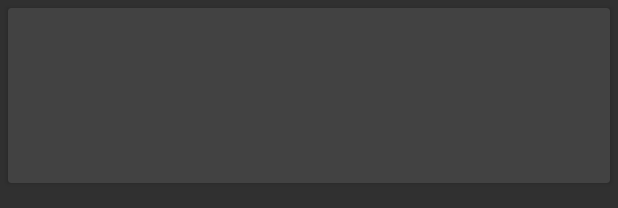
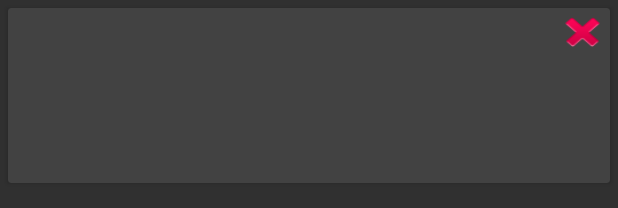
Before and after one commit to viriyadhika/GroupTaskAndroid, an Android app: the layout fragment_task_row.xml on its own in the app's theme, with its tools: preview values and no code run, on a phone screen of 412 x 824 dp. Shown: the top 208 px of the screen. Run offline under Robolectric (Android 15) with nearby library versions, the phone set to English and light mode, and no system bars.

Commit message:
added remove-member and remove-task functionality

```diff
--- a/app/src/main/res/layout/fragment_member_list_dialog.xml
+++ b/app/src/main/res/layout/fragment_member_list_dialog.xml
@@ -44,7 +44,7 @@
     <androidx.recyclerview.widget.RecyclerView
         android:id="@+id/member_list_memberList"
         android:layout_below="@id/member_list_memberListTitle"
-        android:layout_width="wrap_content"
+        android:layout_width="match_parent"
         android:layout_height="wrap_content" />
 
 </RelativeLayout>
--- a/app/src/main/res/layout/fragment_task_row.xml
+++ b/app/src/main/res/layout/fragment_task_row.xml
@@ -1,20 +1,26 @@
 <?xml version="1.0" encoding="utf-8"?>
 <LinearLayout xmlns:android="http://schemas.android.com/apk/res/android"
-    android:orientation="vertical"
+    android:layout_width="match_parent"
+    android:layout_height="wrap_content"
+    android:orientation="vertical">
+
+    <androidx.cardview.widget.CardView
+        android:id="@+id/group_row_card"
+        android:layout_width="match_parent"
+        android:layout_height="wrap_content"
+        android:layout_margin="5dp">
+
+        <LinearLayout
+            android:orientation="horizontal"
             android:layout_width="match_parent"
             android:layout_height="wrap_content">
 
-    <androidx.cardview.widget.CardView
-        android:id="@+id/group_row_card"
-        android:layout_margin="5dp"
-        android:layout_width="match_parent"
-        android:layout_height="wrap_content" >
-
             <LinearLayout
-            android:padding="10dp"
-            android:layout_width="match_parent"
+                android:layout_weight="10"
+                android:layout_width="0dp"
                 android:layout_height="wrap_content"
-            android:orientation="vertical" >
+                android:orientation="vertical"
+                android:padding="10dp">
 
                 <TextView
                     android:id="@+id/task_row_title"
@@ -42,6 +48,15 @@
                     android:layout_height="wrap_content" />
 
             </LinearLayout>
+
+            <ImageButton
+                android:id="@+id/task_row_deleteButton"
+                android:layout_weight="1"
+                android:background="@android:drawable/ic_delete"
+                android:layout_width="0dp"
+                android:layout_height="wrap_content" />
+
+        </LinearLayout>
     </androidx.cardview.widget.CardView>
 
 </LinearLayout>
```
Also changed, not shown: app/src/main/java/com/example/grouptaskandroid/adapter/MemberRecycleViewAdapter.java (+19 -1 lines), app/src/main/java/com/example/grouptaskandroid/adapter/TaskRecycleViewAdapter.java (+21 -1 lines), app/src/main/java/com/example/grouptaskandroid/data/AddRemoveMemberRepository.java (renamed from app/src/main/java/com/example/grouptaskandroid/data/AddMemberRepository.java, +42 -10 lines), app/src/main/java/com/example/grouptaskandroid/data/TaskPostUpdateDeleteRepository.java (renamed from app/src/main/java/com/example/grouptaskandroid/data/TaskRepository.java, +40 -5 lines), app/src/main/java/com/example/grouptaskandroid/data/generics/PostUpdateDeleteRepository.java (renamed from app/src/main/java/com/example/grouptaskandroid/data/generics/PostRepository.java, +31 -6 lines), app/src/main/java/com/example/grouptaskandroid/fragments/GroupDetailFragment.java (+7 -0 lines), app/src/main/java/com/example/grouptaskandroid/fragments/GroupDetailViewModel.java (+40 -14 lines), app/src/main/java/com/example/grouptaskandroid/fragments/MemberListDialogFragment.java (+8 -0 lines), app/src/main/res/layout/fragment_member_row.xml (+19 -5 lines). Lines whose indentation alone changed are shown as unchanged.
